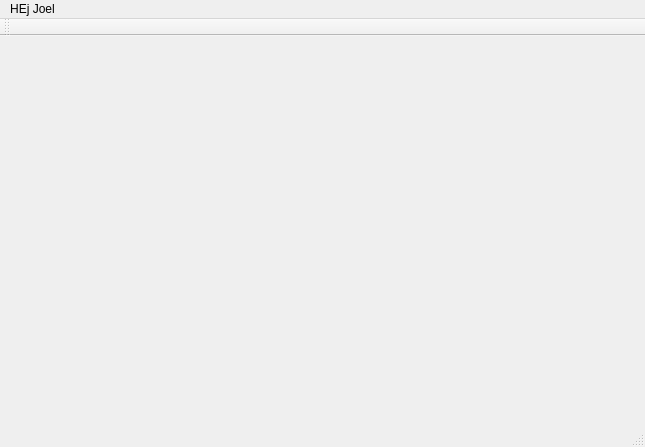
First picture: the form in UI/lager_GUI/main_window.ui, repository PeyWn/LagerThanLife, before the edit.
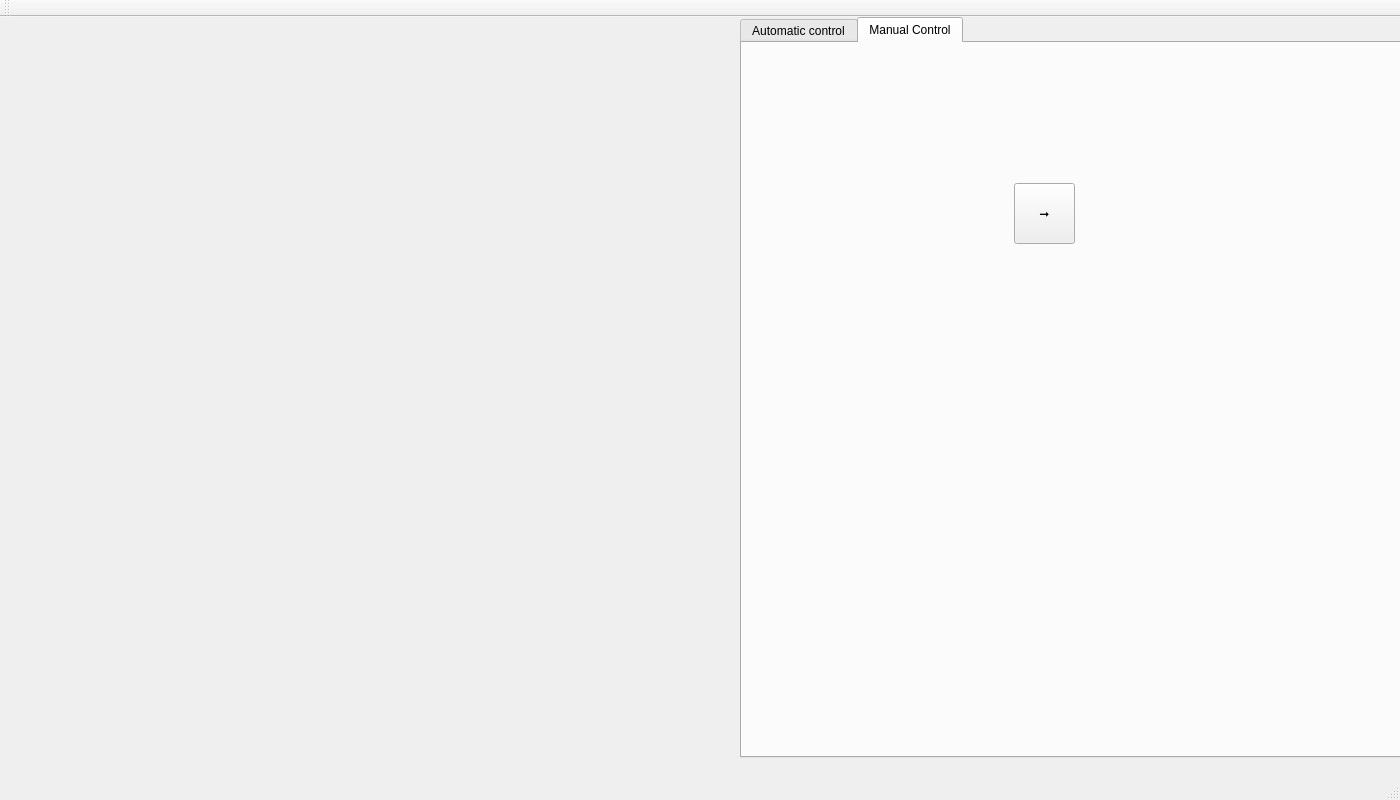
Second picture: the form after the edit.

Commit message: started adding widgets to the GUI

```diff
--- a/UI/lager_GUI/main_window.ui
+++ b/UI/lager_GUI/main_window.ui
@@ -6,30 +6,63 @@
    <rect>
     <x>0</x>
     <y>0</y>
-    <width>645</width>
-    <height>447</height>
+    <width>1400</width>
+    <height>800</height>
    </rect>
   </property>
   <property name="windowTitle">
    <string>MainWindow</string>
   </property>
-  <widget class="QWidget" name="centralWidget"/>
+  <widget class="QWidget" name="centralWidget">
+   <widget class="QTabWidget" name="tabWidget">
+    <property name="geometry">
+     <rect>
+      <x>740</x>
+      <y>0</y>
+      <width>661</width>
+      <height>741</height>
+     </rect>
+    </property>
+    <property name="currentIndex">
+     <number>1</number>
+    </property>
+    <widget class="QWidget" name="tab_1">
+     <attribute name="title">
+      <string>Automatic control</string>
+     </attribute>
+    </widget>
+    <widget class="QWidget" name="tab_2">
+     <attribute name="title">
+      <string>Manual Control</string>
+     </attribute>
+     <widget class="QPushButton" name="pushButton">
+      <property name="geometry">
+       <rect>
+        <x>272</x>
+        <y>140</y>
+        <width>61</width>
+        <height>61</height>
+       </rect>
+      </property>
+      <property name="text">
+       <string>➞</string>
+      </property>
+      <property name="checkable">
+       <bool>false</bool>
+      </property>
+     </widget>
+    </widget>
+   </widget>
+  </widget>
   <widget class="QMenuBar" name="menuBar">
    <property name="geometry">
     <rect>
      <x>0</x>
      <y>0</y>
-     <width>645</width>
+     <width>1400</width>
      <height>22</height>
     </rect>
    </property>
-   <widget class="QMenu" name="menuHEj_Joel">
-    <property name="title">
-     <string>HEj Joel</string>
-    </property>
-    <addaction name="actionHEj_jocke"/>
-   </widget>
-   <addaction name="menuHEj_Joel"/>
   </widget>
   <widget class="QToolBar" name="mainToolBar">
    <attribute name="toolBarArea">
```
Left out of the diff: 5 changed lines with no effect on the pictures. The commit also changes 2 other files.
